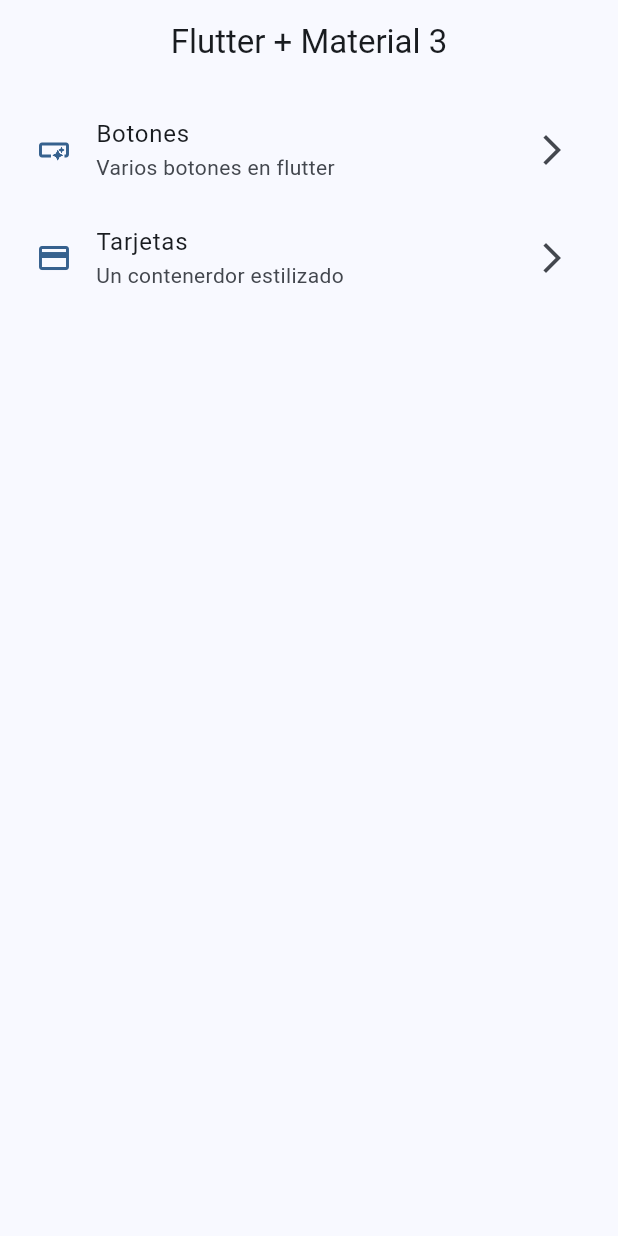
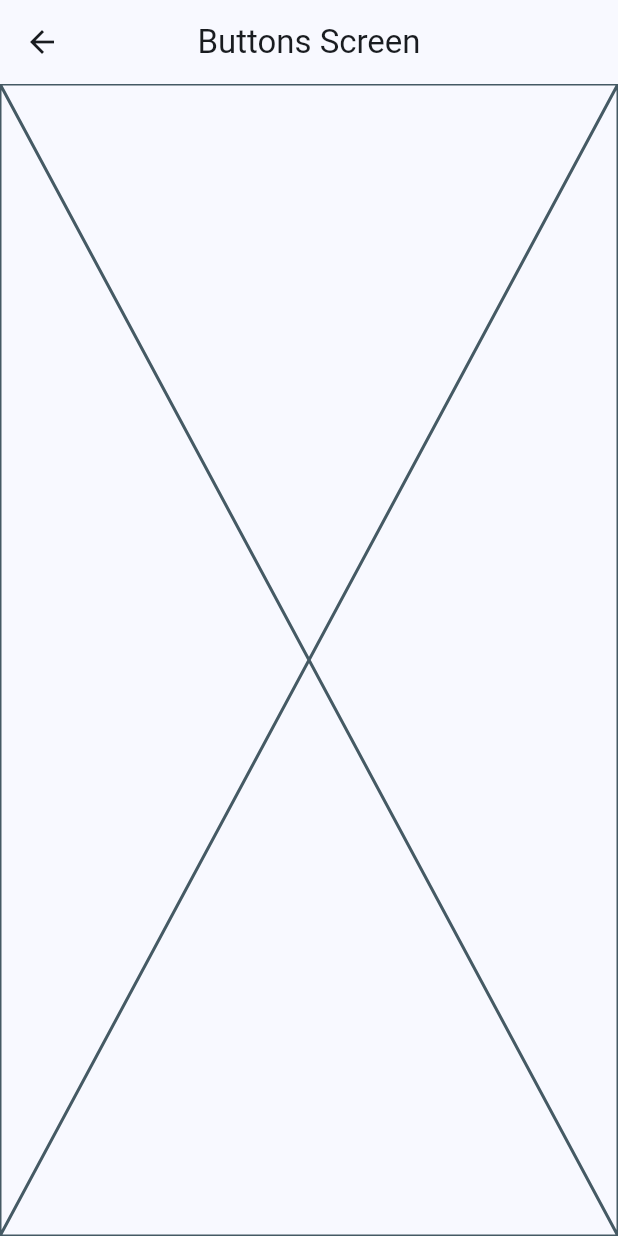
Before and after one commit to JhustynC/widgets_app, a Flutter app: the screen it shows after launch, after a tap on "Botones", on a phone screen of 412 x 824 dp. Run offline on Flutter 3.47's test engine with Material 2 defaults, Android fonts, the phone set to English and light mode, and no system bars.

```diff
--- a/lib/config/menu/menu_items.dart
+++ b/lib/config/menu/menu_items.dart
@@ -23,7 +23,7 @@ class MenuItem {
     MenuItem(
       title: 'Tarjetas',
       subTitle: 'Un contenerdor estilizado',
-      link: '/card',
+      link: '/cards',
       icon: Icons.credit_card,
     ),
   ];
--- a/lib/main.dart
+++ b/lib/main.dart
@@ -1,5 +1,7 @@
 import 'package:flutter/material.dart';
 import 'package:widgets_app/config/theme/app_theme.dart';
+import 'package:widgets_app/presentation/screens/buttons/buttons_screen.dart';
+import 'package:widgets_app/presentation/screens/cards/cards_screen.dart';
 import 'package:widgets_app/presentation/screens/home/home_screen.dart';
 
 void main() {
@@ -15,6 +17,10 @@ class MainApp extends StatelessWidget {
       debugShowCheckedModeBanner: false,
       theme: AppTheme(selectedColor: 0).getTheme(),
       home: const HomeScreen(),
+      routes: {
+        '/buttons': (context) => const ButtonsScreen(),
+        '/cards': (context) => const CardsScreen(),
+      },
     );
   }
 }
--- /dev/null
+++ b/lib/presentation/screens/buttons/buttons_screen.dart
@@ -0,0 +1,15 @@
+import 'package:flutter/material.dart';
+
+class ButtonsScreen extends StatelessWidget {
+  const ButtonsScreen({super.key});
+
+  @override
+  Widget build(BuildContext context) {
+    return Scaffold(
+      appBar: AppBar(
+        title: const Text('Buttons Screen'),
+      ),
+      body: const Placeholder(),
+    );
+  }
+}
--- a/lib/presentation/screens/home/home_screen.dart
+++ b/lib/presentation/screens/home/home_screen.dart
@@ -1,5 +1,6 @@
 import 'package:flutter/material.dart';
 import 'package:widgets_app/config/menu/menu_items.dart';
+import 'package:widgets_app/presentation/screens/buttons/buttons_screen.dart';
 
 class HomeScreen extends StatelessWidget {
   const HomeScreen({super.key});
@@ -55,7 +56,7 @@ class _CustomListTile extends StatelessWidget {
       title: Text(menuItem.title),
       subtitle: Text(menuItem.subTitle),
       onTap: () {
-        //TODo: navegar a otra pantalla
+        Navigator.pushNamed(context, menuItem.link);
       },
     );
   }
```
Also changed, not shown: lib/presentation/screens/cards/cards_screen.dart (added, +15 -0 lines).
